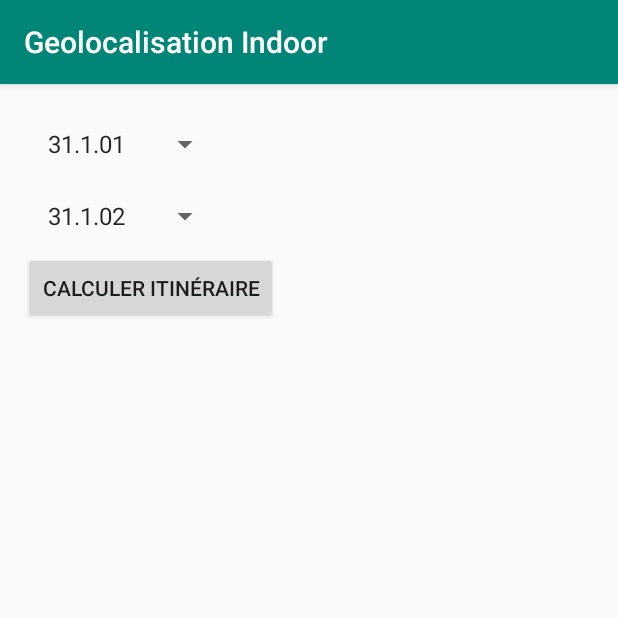
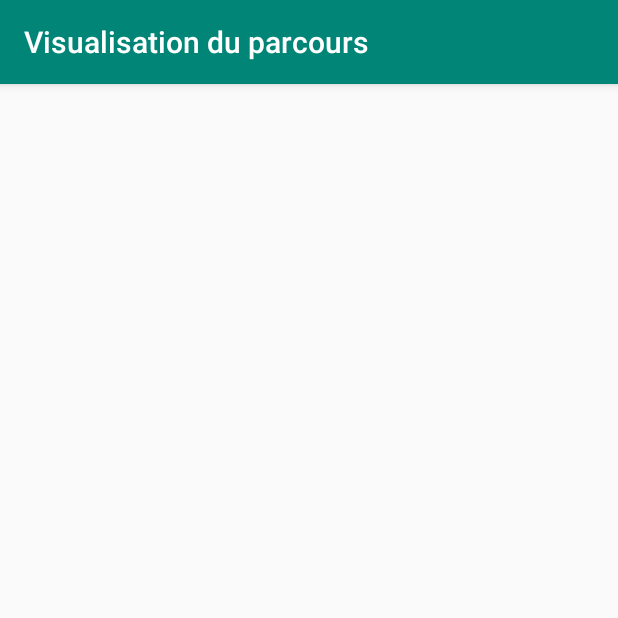
Before and after one commit to javaskater/GeolocalisationIndoor, an Android app: the screen it shows after launch (MainActivity before the commit, ViewCourseActivity after it), after a tap on "CALCULER ITINÉRAIRE", on a phone screen of 412 x 824 dp, the top half of it. Run offline under Robolectric (Android 15) with nearby library versions, the phone set to English and light mode, and no system bars.

```diff
--- a/app/build.gradle
+++ b/app/build.gradle
@@ -9,6 +9,7 @@ android {
         versionCode 1
         versionName "1.0"
         testInstrumentationRunner "android.support.test.runner.AndroidJUnitRunner"
+        vectorDrawables.useSupportLibrary = true
     }
     buildTypes {
         release {
@@ -22,6 +23,8 @@ dependencies {
     implementation fileTree(dir: 'libs', include: ['*.jar'])
     implementation 'com.android.support:appcompat-v7:28.0.0'
     implementation 'com.android.support.constraint:constraint-layout:1.1.3'
+    //implementation 'com.android.support:design:28.0.0'
+    //implementation 'com.android.support:support-vector-drawable:28.0.0'
     testImplementation 'junit:junit:4.12'
     androidTestImplementation 'com.android.support.test:runner:1.0.2'
     androidTestImplementation 'com.android.support.test.espresso:espresso-core:3.0.2'
--- a/app/src/main/AndroidManifest.xml
+++ b/app/src/main/AndroidManifest.xml
@@ -9,6 +9,9 @@
         android:roundIcon="@mipmap/ic_launcher_round"
         android:supportsRtl="true"
         android:theme="@style/AppTheme">
+        <activity
+            android:name=".ViewCourseActivity"
+            android:label="@string/title_activity_view_course"></activity>
         <activity android:name=".MainActivity">
             <intent-filter>
                 <action android:name="android.intent.action.MAIN" />
--- a/app/src/main/java/fr/cnam/nfa024/jpmena/geolocalisationindoor/MainActivity.java
+++ b/app/src/main/java/fr/cnam/nfa024/jpmena/geolocalisationindoor/MainActivity.java
@@ -1,6 +1,7 @@
 
 package fr.cnam.nfa024.jpmena.geolocalisationindoor;
 
+import android.content.Intent;
 import android.database.Cursor;
 import android.support.v7.app.AppCompatActivity;
 import android.os.Bundle;
@@ -14,6 +15,7 @@ import java.util.Map;
 
 import fr.cnam.nfa024.jpmena.geolocalisationindoor.bean.Graph;
 import fr.cnam.nfa024.jpmena.geolocalisationindoor.bean.Mouvement;
+import fr.cnam.nfa024.jpmena.geolocalisationindoor.bean.PlusCourtChemin;
 import fr.cnam.nfa024.jpmena.geolocalisationindoor.bean.Salle;
 import fr.cnam.nfa024.jpmena.geolocalisationindoor.dao.GraphDAO;
 import fr.cnam.nfa024.jpmena.geolocalisationindoor.dao.LocalisationDatabase;
@@ -22,6 +24,7 @@ import fr.cnam.nfa024.jpmena.geolocalisationindoor.service.SearchAlgorithms;
 public class MainActivity extends AppCompatActivity {
 
     private static final String TAG = "MainActivity";
+    public static final String CHEMINOPTIMAL = "CheminOptimal";
 
     private LocalisationDatabase mDB;
     private Spinner mLieuDepart;
@@ -73,19 +76,16 @@ public class MainActivity extends AppCompatActivity {
     public void lancerCalcul(View v){
         mGraphe = SearchAlgorithms.getInstance().calculateShortestPathFromSource(mGraphe, new Integer(new Long(mIdLieuDepart).intValue()));
         // afficher le chemin optimum de mIdLieuDart à mIdLieuArrivee
-        List<Salle> plusCourtChemin = GraphDAO.getInstance(this).retournePlusCourtChemin(mGraphe, new Long(mIdLieuArrivee).intValue());
-        for(int i =0; i < plusCourtChemin.size(); i++){
-            Salle salleEnCours = plusCourtChemin.get(i);
-            if (i < plusCourtChemin.size() - 1){
-                Salle sallesuivante =  plusCourtChemin.get(i+1);
-                Mouvement mouvement = null;
-                for( Salle salleAdjacente: salleEnCours.getAdjacentSalles().keySet()){
-                    if(salleAdjacente == sallesuivante){
-                        mouvement = salleEnCours.getAdjacentSalles().get(salleAdjacente);
-                        Log.i(TAG, "déplacement de :"+salleEnCours.getName()+ " à :"+sallesuivante.getName()+"en passant par:"+ mouvement.getDeplacement());
-                    }
-                }
-            }
+        List<Salle> listePlusCourtChemin = GraphDAO.getInstance(this).retournePlusCourtChemin(mGraphe, new Long(mIdLieuArrivee).intValue());
+        //Création de l'objet Serializable à passer à lactivité de Visualisation
+        PlusCourtChemin plusCourtChemin = new PlusCourtChemin(listePlusCourtChemin);
+        //visualisation du plus court chemin dans la console Logcat
+        for(String parcoursElement:plusCourtChemin.toStringsForLogCat()){
+            Log.i(TAG, parcoursElement);
         }
+
+        Intent intentViewCourse = new Intent(this, ViewCourseActivity.class);
+        intentViewCourse.putExtra(CHEMINOPTIMAL, plusCourtChemin);
+        startActivity(intentViewCourse);
     }
 }
--- /dev/null
+++ b/app/src/main/java/fr/cnam/nfa024/jpmena/geolocalisationindoor/ViewCourseActivity.java
@@ -0,0 +1,21 @@
+package fr.cnam.nfa024.jpmena.geolocalisationindoor;
+
+import android.support.v7.app.AppCompatActivity;
+import android.os.Bundle;
+
+import fr.cnam.nfa024.jpmena.geolocalisationindoor.bean.PlusCourtChemin;
+
+public class ViewCourseActivity extends AppCompatActivity {
+
+    private PlusCourtChemin mPlusCourtChemin;
+
+    @Override
+    protected void onCreate(Bundle savedInstanceState) {
+        super.onCreate(savedInstanceState);
+        setContentView(R.layout.activity_view_course);
+        //On récupère le chemin Optimal de la MainActivity
+        Bundle bundle = getIntent().getExtras();
+        mPlusCourtChemin = (PlusCourtChemin) bundle.getSerializable(MainActivity.CHEMINOPTIMAL);
+    }
+
+}
--- a/app/src/main/java/fr/cnam/nfa024/jpmena/geolocalisationindoor/bean/Graph.java
+++ b/app/src/main/java/fr/cnam/nfa024/jpmena/geolocalisationindoor/bean/Graph.java
@@ -1,10 +1,11 @@
 package fr.cnam.nfa024.jpmena.geolocalisationindoor.bean;
 
+import java.io.Serializable;
 import java.util.HashSet;
 import java.util.Set;
 
 
-public class Graph {
+public class Graph implements Serializable {
 
     private Set<Salle> salles = new HashSet<>();
 
--- a/app/src/main/java/fr/cnam/nfa024/jpmena/geolocalisationindoor/bean/Mouvement.java
+++ b/app/src/main/java/fr/cnam/nfa024/jpmena/geolocalisationindoor/bean/Mouvement.java
@@ -2,7 +2,9 @@ package fr.cnam.nfa024.jpmena.geolocalisationindoor.bean;
 
 public class Mouvement {
     private Integer idFrom; //idenntifiant de la salle de départ
-    private Integer idTo; //identifian de la salle d'arrivee
+    private Salle salleFrom; // salle de départ
+    private Integer idTo; //identifiant de la salle d'arrivee
+    private Salle salleTo; // la salle d'arrivee
     private String deplacement; //description du déplacement
 
     public Integer getIdFrom() {
@@ -13,12 +15,28 @@ public class Mouvement {
         this.idFrom = idFrom;
     }
 
+    public Salle getSalleFrom() {
+        return salleFrom;
+    }
+
+    public void setSalleFrom(Salle salleFrom) {
+        this.salleFrom = salleFrom;
+    }
+
     public Integer getIdTo() {
         return idTo;
     }
 
     public void setIdTo(Integer idTo) {
         this.idTo = idTo;
+    }
+
+    public Salle getSalleTo() {
+        return salleTo;
+    }
+
+    public void setSalleTo(Salle salleTo) {
+        this.salleTo = salleTo;
     }
 
     public String getDeplacement() {
--- /dev/null
+++ b/app/src/main/java/fr/cnam/nfa024/jpmena/geolocalisationindoor/bean/PlusCourtChemin.java
@@ -0,0 +1,61 @@
+package fr.cnam.nfa024.jpmena.geolocalisationindoor.bean;
+
+import android.os.Parcel;
+import android.os.Parcelable;
+
+import java.io.Serializable;
+import java.util.ArrayList;
+import java.util.List;
+
+public class PlusCourtChemin implements Serializable {
+
+    private List<Salle> mCheminOptimal;
+
+    public PlusCourtChemin(List<Salle> mCheminOptimal) {
+        this.mCheminOptimal = mCheminOptimal;
+    }
+
+    public List<Salle> getmCheminOptimal() {
+        return mCheminOptimal;
+    }
+
+    public void setmCheminOptimal(List<Salle> mCheminOptimal) {
+        this.mCheminOptimal = mCheminOptimal;
+    }
+
+    public List<String> toStringsForLogCat(){
+        List<String> cheminOptimalStr = new ArrayList<String>();
+        for(int i =0; i < mCheminOptimal.size(); i++){
+            Salle salleEnCours = mCheminOptimal.get(i);
+            if (i < mCheminOptimal.size() - 1){
+                Salle sallesuivante =  mCheminOptimal.get(i+1);
+                Mouvement mouvement = null;
+                for( Salle salleAdjacente: salleEnCours.getAdjacentSalles().keySet()){
+                    if(salleAdjacente == sallesuivante){
+                        mouvement = salleEnCours.getAdjacentSalles().get(salleAdjacente);
+                        cheminOptimalStr.add("déplacement de :"+salleEnCours.getName()+ " à :"+sallesuivante.getName()+"en passant par:"+ mouvement.getDeplacement());
+                    }
+                }
+            }
+        }
+        return cheminOptimalStr;
+    }
+
+    /*
+    * récupérer un mouvement particulier dans la liste
+    * d'étape du chemin optimal. le numero d'étape commence à 0
+     */
+    public Mouvement getEtape(int numeroEtape){
+        Mouvement mouvement = null;
+        if (numeroEtape < mCheminOptimal.size() - 1){
+            Salle salleEnCours = mCheminOptimal.get(numeroEtape);
+            Salle sallesuivante =  mCheminOptimal.get(numeroEtape+1);
+            for( Salle salleAdjacente: salleEnCours.getAdjacentSalles().keySet()){
+                if(salleAdjacente == sallesuivante){
+                    mouvement = salleEnCours.getAdjacentSalles().get(salleAdjacente);
+                }
+            }
+        }
+        return  mouvement;
+    }
+}
--- a/app/src/main/java/fr/cnam/nfa024/jpmena/geolocalisationindoor/bean/Salle.java
+++ b/app/src/main/java/fr/cnam/nfa024/jpmena/geolocalisationindoor/bean/Salle.java
@@ -1,5 +1,6 @@
 package fr.cnam.nfa024.jpmena.geolocalisationindoor.bean;
 
+import java.io.Serializable;
 import java.util.ArrayList;
 import java.util.HashMap;
 import java.util.LinkedList;
@@ -9,7 +10,7 @@ import java.util.Map;
 * inspiré sz https://www.codeflow.site/fr/article/java-dijkstra
  */
 
-public class Salle {
+public class Salle implements Serializable {
 
     private String name;
 
--- /dev/null
+++ b/app/src/main/res/layout/activity_view_course.xml
@@ -0,0 +1,9 @@
+<?xml version="1.0" encoding="utf-8"?>
+<android.support.constraint.ConstraintLayout xmlns:android="http://schemas.android.com/apk/res/android"
+    xmlns:app="http://schemas.android.com/apk/res-auto"
+    xmlns:tools="http://schemas.android.com/tools"
+    android:layout_width="match_parent"
+    android:layout_height="match_parent"
+    tools:context=".ViewCourseActivity">
+
+</android.support.constraint.ConstraintLayout>
--- a/app/src/main/res/values/strings.xml
+++ b/app/src/main/res/values/strings.xml
@@ -1,3 +1,7 @@
 <resources>
     <string name="app_name">Geolocalisation Indoor</string>
+    <string name="title_activity_view_course">Visualisation du parcours</string>
+    <string name="title_home">Home</string>
+    <string name="title_dashboard">Dashboard</string>
+    <string name="title_notifications">Notifications</string>
 </resources>
```
Also changed, not shown: app/src/main/res/drawable/ic_dashboard_black_24dp.xml (added, +9 -0 lines), app/src/main/res/drawable/ic_home_black_24dp.xml (added, +9 -0 lines), app/src/main/res/drawable/ic_notifications_black_24dp.xml (added, +9 -0 lines), app/src/main/res/menu/navigation.xml (added, +19 -0 lines), 1 other file.
